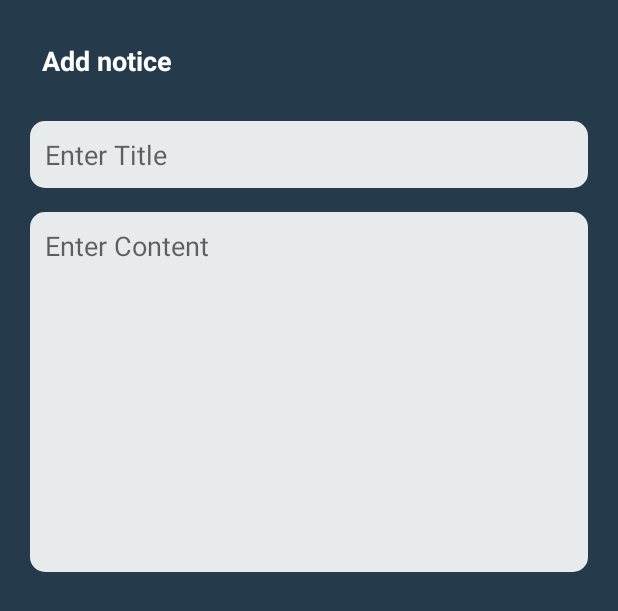
After one commit to ujjwalkumar8577/EPlacements, an Android app: the layout dialog_add_notice.xml on its own in the app's theme, with its tools: preview values and no code run, on a phone screen of 412 x 824 dp. The commit adds this screen. Shown: the top 611 px of the screen. Run offline under Robolectric (Android 15) with nearby library versions, the phone set to English and light mode, and no system bars; network calls fail.

Commit message:
implemented add notice feature for admin

```diff
--- /dev/null
+++ b/app/src/main/res/layout/dialog_add_notice.xml
@@ -0,0 +1,46 @@
+<?xml version="1.0" encoding="utf-8"?>
+<LinearLayout xmlns:android="http://schemas.android.com/apk/res/android"
+    android:id="@+id/add_item_root"
+    android:layout_width="match_parent"
+    android:layout_height="match_parent"
+    android:background="@color/gray"
+    android:orientation="vertical"
+    android:padding="20dp">
+
+    <TextView
+        android:layout_width="match_parent"
+        android:layout_height="wrap_content"
+        android:padding="8dp"
+        android:text="Add notice"
+        android:textColor="@color/white"
+        android:textSize="18sp"
+        android:textStyle="bold" />
+
+    <EditText
+        android:id="@+id/editTextDialogUserInput1"
+        android:layout_width="match_parent"
+        android:layout_height="wrap_content"
+        android:layout_marginTop="20dp"
+        android:background="@drawable/bg_input"
+        android:imeOptions="actionNext"
+        android:hint="Enter Title"
+        android:inputType="textPersonName"
+        android:padding="10dp"
+        android:text=""
+        android:textColor="@color/gray" />
+
+    <EditText
+        android:id="@+id/editTextDialogUserInput2"
+        android:layout_width="match_parent"
+        android:layout_height="240dp"
+        android:layout_marginTop="16dp"
+        android:gravity="start"
+        android:background="@drawable/bg_input"
+        android:imeOptions="actionDone"
+        android:hint="Enter Content"
+        android:inputType="textMultiLine"
+        android:padding="10dp"
+        android:text=""
+        android:textColor="@color/gray" />
+
+</LinearLayout>
```
Also changed, not shown: app/src/main/java/com/ujjwalkumar/eplacements/activities/NoticesActivity.java (+83 -0 lines), app/src/main/res/layout/activity_notices.xml (+13 -0 lines).
